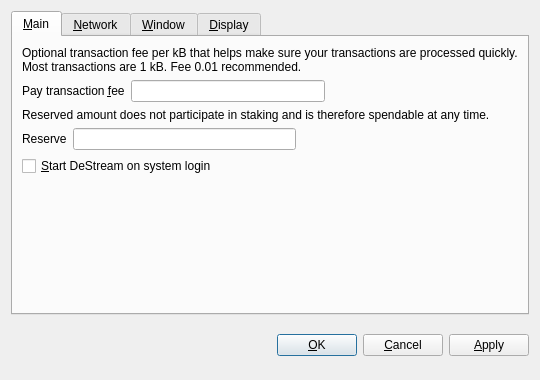
The window that src/qt/forms/optionsdialog.ui (DeStream-dev/dswallet) describes before a commit, drawn with Qt 5.
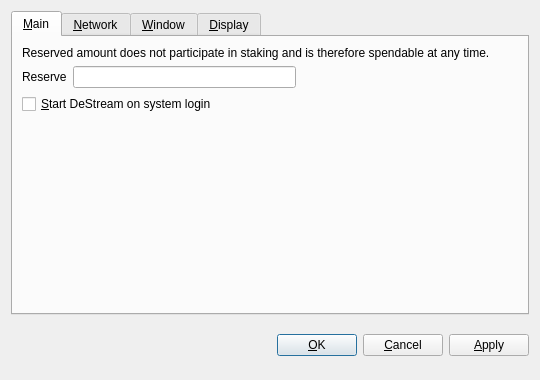
The same window after the commit. The open tabs and pages were chosen to show the change. Custom widgets are drawn as their Qt base class.

```diff
--- a/src/qt/forms/optionsdialog.ui
+++ b/src/qt/forms/optionsdialog.ui
@@ -31,50 +31,7 @@
       </attribute>
       <layout class="QVBoxLayout" name="verticalLayout_Main">
        <item>
-        <widget class="QLabel" name="transactionFeeInfoLabel">
-         <property name="text">
-          <string>Optional transaction fee per kB that helps make sure your transactions are processed quickly. Most transactions are 1 kB. Fee 0.01 recommended.</string>
-         </property>
-         <property name="textFormat">
-          <enum>Qt::PlainText</enum>
-         </property>
-         <property name="wordWrap">
-          <bool>true</bool>
-         </property>
-        </widget>
-       </item>
-       <item>
-        <layout class="QHBoxLayout" name="horizontalLayoutFee">
-         <item>
-          <widget class="QLabel" name="transactionFeeLabel">
-           <property name="text">
-            <string>Pay transaction &amp;fee</string>
-           </property>
-           <property name="textFormat">
-            <enum>Qt::PlainText</enum>
-           </property>
-           <property name="buddy">
-            <cstring>transactionFee</cstring>
-           </property>
-          </widget>
-         </item>
-         <item>
-          <widget class="BitcoinAmountField" name="transactionFee"/>
-         </item>
-         <item>
-          <spacer name="horizontalSpacerFee">
-           <property name="orientation">
-            <enum>Qt::Horizontal</enum>
-           </property>
-           <property name="sizeHint" stdset="0">
-            <size>
-             <width>40</width>
-             <height>20</height>
-            </size>
-           </property>
-          </spacer>
-         </item>
-        </layout>
+        <layout class="QHBoxLayout" name="horizontalLayoutFee"/>
        </item>
        <item>
         <widget class="QLabel" name="reserveBalanceInfoLabel">
```
Left out of the diff: 2 changed lines with no effect on the pictures.
